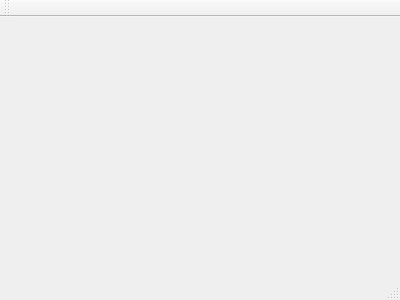
Before: the Qt Designer form UI-PROJ/qt-internationality/qt-internation/mymainwindow.ui in freedomvictory/QT-proj-practice, drawn with Qt 5.
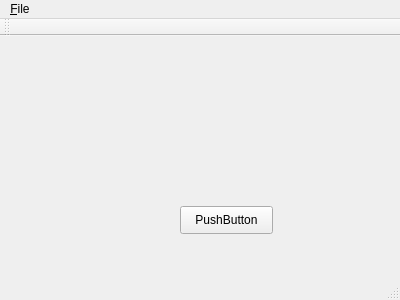
After: the same form once the commit is applied.

Patch:
```diff
--- a/UI-PROJ/qt-internationality/qt-internation/mymainwindow.ui
+++ b/UI-PROJ/qt-internationality/qt-internation/mymainwindow.ui
@@ -12,13 +12,57 @@
   <property name="windowTitle" >
    <string>myMainWindow</string>
   </property>
-  <widget class="QMenuBar" name="menuBar" />
-  <widget class="QToolBar" name="mainToolBar" />
-  <widget class="QWidget" name="centralWidget" />
-  <widget class="QStatusBar" name="statusBar" />
+  <widget class="QWidget" name="centralWidget">
+   <widget class="QPushButton" name="pushButton">
+    <property name="geometry">
+     <rect>
+      <x>180</x>
+      <y>170</y>
+      <width>93</width>
+      <height>28</height>
+     </rect>
+    </property>
+    <property name="text">
+     <string>PushButton</string>
+    </property>
+   </widget>
+  </widget>
+  <widget class="QMenuBar" name="menuBar">
+   <property name="geometry">
+    <rect>
+     <x>0</x>
+     <y>0</y>
+     <width>400</width>
+     <height>26</height>
+    </rect>
+   </property>
+   <widget class="QMenu" name="menu_File">
+    <property name="title">
+     <string>&amp;File</string>
+    </property>
+    <addaction name="action_New"/>
+   </widget>
+   <addaction name="menu_File"/>
+  </widget>
+  <widget class="QToolBar" name="mainToolBar">
+   <attribute name="toolBarArea">
+    <enum>TopToolBarArea</enum>
+   </attribute>
+   <attribute name="toolBarBreak">
+    <bool>false</bool>
+   </attribute>
+  </widget>
+  <widget class="QStatusBar" name="statusBar"/>
+  <action name="action_New">
+   <property name="text">
+    <string>&amp;New</string>
+   </property>
+   <property name="shortcut">
+    <string>Ctrl+N</string>
+   </property>
+  </action>
  </widget>
- <layoutDefault spacing="6" margin="11" />
- <pixmapfunction></pixmapfunction>
+ <layoutdefault spacing="6" margin="11"/>
  <resources/>
  <connections/>
 </ui>
```
Left out of the diff: 7 changed lines with no effect on the pictures.
